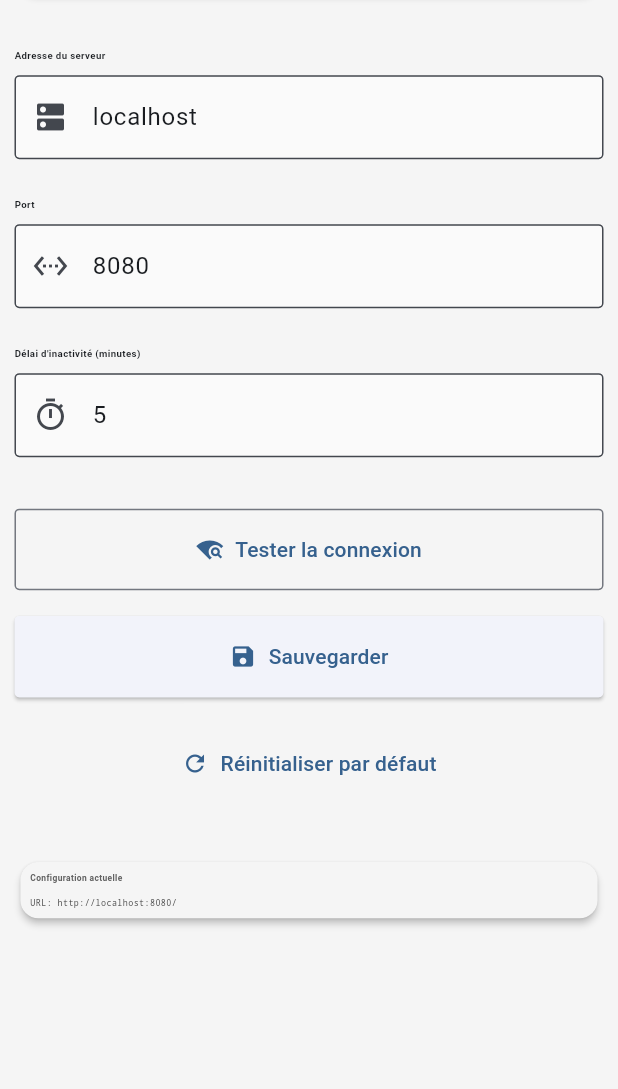
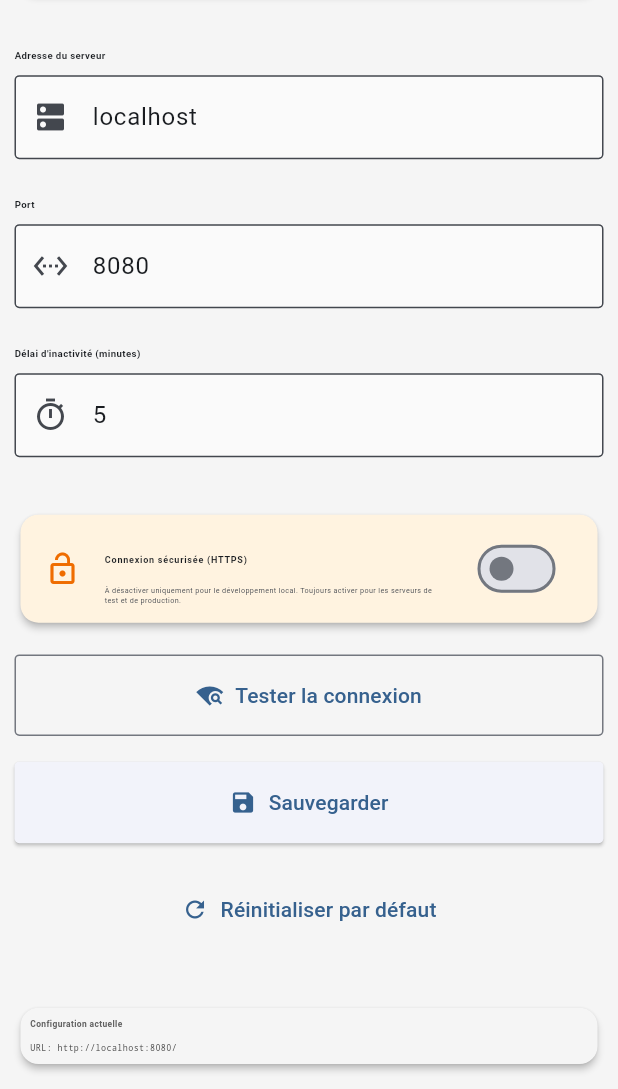
Before and after one commit to rorophil/airbar, a Flutter app: the ServerConfigView screen opened by its route, on a phone screen of 412 x 824 dp, the part 147-1236 px from its top. Run offline on Flutter 3.47's test engine with Material 3 defaults, Android fonts, the phone set to English and light mode, and no system bars; our stand-ins replace connectivity_plus, file_picker, flutter_screenutil, get, get_storage, pdf and 2 more; missing offline and left inert: airbar_backend_client, dart:html; accounts and stored records are empty.

Commit message:
feat: mise à jour de Serverpod à la version 4.0.3 et ajout de la prise en charge de la connexion HTTPS avec certificate pinning

```diff
--- a/lib/app/modules/settings/views/server_config_view.dart
+++ b/lib/app/modules/settings/views/server_config_view.dart
@@ -187,6 +187,39 @@ class ServerConfigView extends GetView<SettingsController> {
 
             SizedBox(height: 32.h),
 
+            // Switch de connexion sécurisée (HTTPS + certificate pinning)
+            Obx(
+              () => Card(
+                color: controller.useHttps.value
+                    ? Colors.green.shade50
+                    : Colors.orange.shade50,
+                child: SwitchListTile(
+                  value: controller.useHttps.value,
+                  onChanged: (value) => controller.useHttps.value = value,
+                  title: Text(
+                    'Connexion sécurisée (HTTPS)',
+                    style: TextStyle(
+                      fontSize: 15.sp,
+                      fontWeight: FontWeight.w600,
+                    ),
+                  ),
+                  subtitle: Text(
+                    'À désactiver uniquement pour le développement local. '
+                    'Toujours activer pour les serveurs de test et de production.',
+                    style: TextStyle(fontSize: 12.sp),
+                  ),
+                  secondary: Icon(
+                    controller.useHttps.value ? Icons.lock : Icons.lock_open,
+                    color: controller.useHttps.value
+                        ? Colors.green.shade700
+                        : Colors.orange.shade800,
+                  ),
+                ),
+              ),
+            ),
+
+            SizedBox(height: 16.h),
+
             // Bouton de test de connexion
             Obx(
               () => OutlinedButton.icon(
--- a/lib/app/services/server_config_service.dart
+++ b/lib/app/services/server_config_service.dart
@@ -8,12 +8,14 @@ import 'package:shared_preferences/shared_preferences.dart';
 class ServerConfigService extends GetxService {
   static const String _keyServerHost = 'server_host';
   static const String _keyServerPort = 'server_port';
+  static const String _keyUseHttps = 'server_use_https';
   static const String _keyInactivityTimeoutMinutes =
       'inactivity_timeout_minutes';
 
-  // Valeurs par défaut (localhost:8080)
+  // Valeurs par défaut (localhost:8080 en HTTP, pour le développement local)
   static const String defaultHost = 'localhost';
   static const int defaultPort = 8080;
+  static const bool defaultUseHttps = false;
 
   /// Délai d'inactivité par défaut avant déconnexion automatique (0 = désactivé)
   static const int defaultInactivityTimeoutMinutes = 5;
@@ -26,6 +28,12 @@ class ServerConfigService extends GetxService {
   /// Port du serveur (observable)
   final _serverPort = defaultPort.obs;
 
+  /// Connexion sécurisée HTTPS activée (observable)
+  ///
+  /// À désactiver uniquement pour le développement local (serveur Dart en HTTP).
+  /// Pour les environnements staging/production (derrière Caddy), doit rester activé.
+  final _useHttps = defaultUseHttps.obs;
+
   /// Délai d'inactivité en minutes avant déconnexion automatique (observable)
   final _inactivityTimeoutMinutes = defaultInactivityTimeoutMinutes.obs;
 
@@ -35,11 +43,15 @@ class ServerConfigService extends GetxService {
   /// Getter pour le port actuel
   int get serverPort => _serverPort.value;
 
+  /// Getter pour l'état de la connexion sécurisée (HTTPS)
+  bool get useHttps => _useHttps.value;
+
   /// Getter pour le délai d'inactivité actuel (minutes, 0 = désactivé)
   int get inactivityTimeoutMinutes => _inactivityTimeoutMinutes.value;
 
-  /// URL complète du serveur (format: http://host:port/)
-  String get serverUrl => 'http://$serverHost:$serverPort/';
+  /// URL complète du serveur (format: http(s)://host:port/)
+  String get serverUrl =>
+      '${useHttps ? 'https' : 'http'}://$serverHost:$serverPort/';
 
   @override
   Future<void> onInit() async {
@@ -55,6 +67,7 @@ class ServerConfigService extends GetxService {
   Future<void> _loadConfig() async {
     _serverHost.value = _prefs.getString(_keyServerHost) ?? defaultHost;
     _serverPort.value = _prefs.getInt(_keyServerPort) ?? defaultPort;
+    _useHttps.value = _prefs.getBool(_keyUseHttps) ?? defaultUseHttps;
     _inactivityTimeoutMinutes.value =
         _prefs.getInt(_keyInactivityTimeoutMinutes) ??
         defaultInactivityTimeoutMinutes;
@@ -64,17 +77,21 @@ class ServerConfigService extends GetxService {
   ///
   /// [host] Adresse IP ou nom de domaine du serveur
   /// [port] Port du serveur Serverpod
+  /// [useHttps] Active la connexion sécurisée (HTTPS + certificate pinning)
   ///
   /// La configuration est persistée et active immédiatement.
   Future<void> saveServerConfig({
     required String host,
     required int port,
+    required bool useHttps,
   }) async {
     await _prefs.setString(_keyServerHost, host);
     await _prefs.setInt(_keyServerPort, port);
+    await _prefs.setBool(_keyUseHttps, useHttps);
 
     _serverHost.value = host;
     _serverPort.value = port;
+    _useHttps.value = useHttps;
   }
 
   /// Sauvegarde le délai d'inactivité avant déconnexion automatique
@@ -87,15 +104,21 @@ class ServerConfigService extends GetxService {
 
   /// Réinitialise la configuration aux valeurs par défaut
   ///
-  /// Restaure localhost:8080 comme configuration serveur.
+  /// Restaure localhost:8080 en HTTP comme configuration serveur.
   Future<void> resetToDefault() async {
-    await saveServerConfig(host: defaultHost, port: defaultPort);
+    await saveServerConfig(
+      host: defaultHost,
+      port: defaultPort,
+      useHttps: defaultUseHttps,
+    );
   }
 
   /// Vérifie si la configuration actuelle est celle par défaut
   ///
-  /// Returns: `true` si host=localhost et port=8080
+  /// Returns: `true` si host=localhost, port=8080 et useHttps=false
   bool get isDefaultConfig {
-    return serverHost == defaultHost && serverPort == defaultPort;
+    return serverHost == defaultHost &&
+        serverPort == defaultPort &&
+        useHttps == defaultUseHttps;
   }
 }
--- a/pubspec.yaml
+++ b/pubspec.yaml
@@ -104,6 +104,8 @@ flutter:
   # assets:
   #   - images/a_dot_burr.jpeg
   #   - images/a_dot_ham.jpeg
+  assets:
+    - assets/certs/
 
   # An image asset can refer to one or more resolution-specific "variants", see
   # https://flutter.dev/to/resolution-aware-images
```
Also changed, not shown: lib/app/data/providers/serverpod_client_provider.dart (+48 -1 lines), lib/app/modules/settings/controllers/settings_controller.dart (+31 -4 lines), 6 other files.
